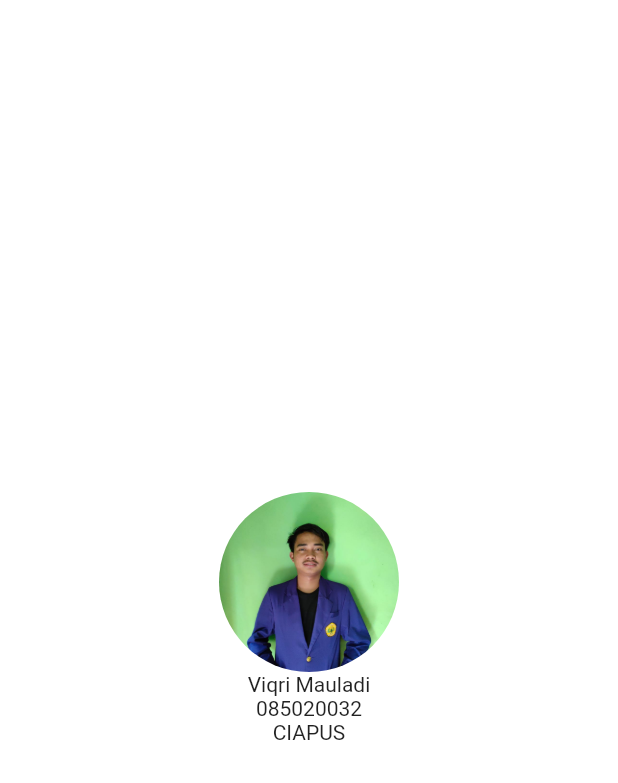
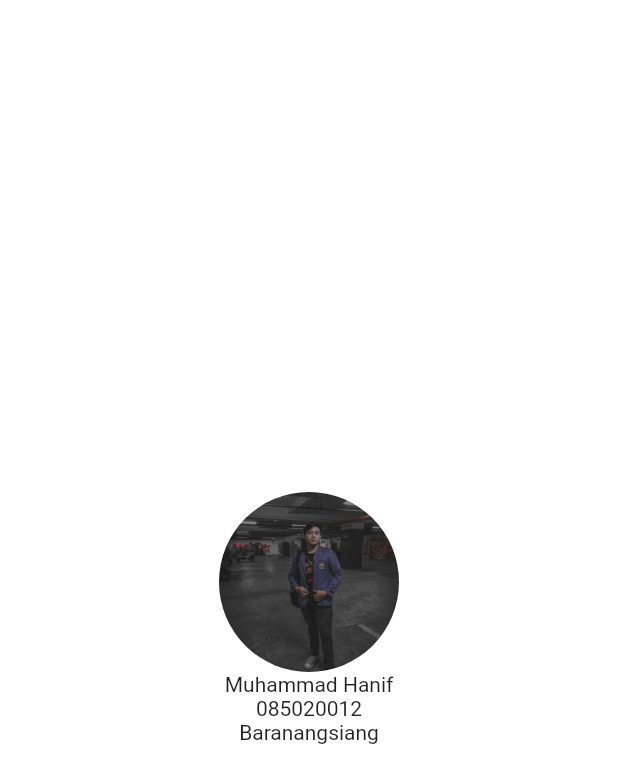
Before and after one commit to fikrimauladi123/tugasprofil, a Flutter app: the screen it shows after launch, on a phone screen of 412 x 824 dp. Shown: the top 783 px of the screen. Run offline on Flutter 3.47's test engine with Material 2 defaults, Android fonts, the phone set to English and light mode, and no system bars.

Commit message:
first commit

```diff
--- a/tugasprofile/lib/main.dart
+++ b/tugasprofile/lib/main.dart
@@ -24,12 +24,12 @@ class MyApp extends StatelessWidget {
                     child: CircleAvatar(
                       radius: 60,
                       backgroundColor: Colors.white,
-                      backgroundImage: AssetImage('assets/viqri.jpeg'),
+                      backgroundImage: AssetImage("assets/hanifganteng.jpg"),
                     ),
                   ),
-                  const Text('Viqri Mauladi'),
-                  const Text('085020032'),
-                  const Text('CIAPUS'),
+                  const Text('Muhammad Hanif'),
+                  const Text('085020012'),
+                  const Text('Baranangsiang'),
                 ]),
           ),
         ),
--- a/tugasprofile/pubspec.yaml
+++ b/tugasprofile/pubspec.yaml
@@ -61,7 +61,7 @@ flutter:
 
   assets:
 
-   - assets/viqri.jpeg
+   - assets/hanifganteng.jpg
 
 
   # An image asset can refer to one or more resolution-specific "variants", see
```
Also changed, not shown: tugasprofile/assets/hanifganteng.jpg (added), tugasprofile/assets/viqri.jpeg (deleted).
